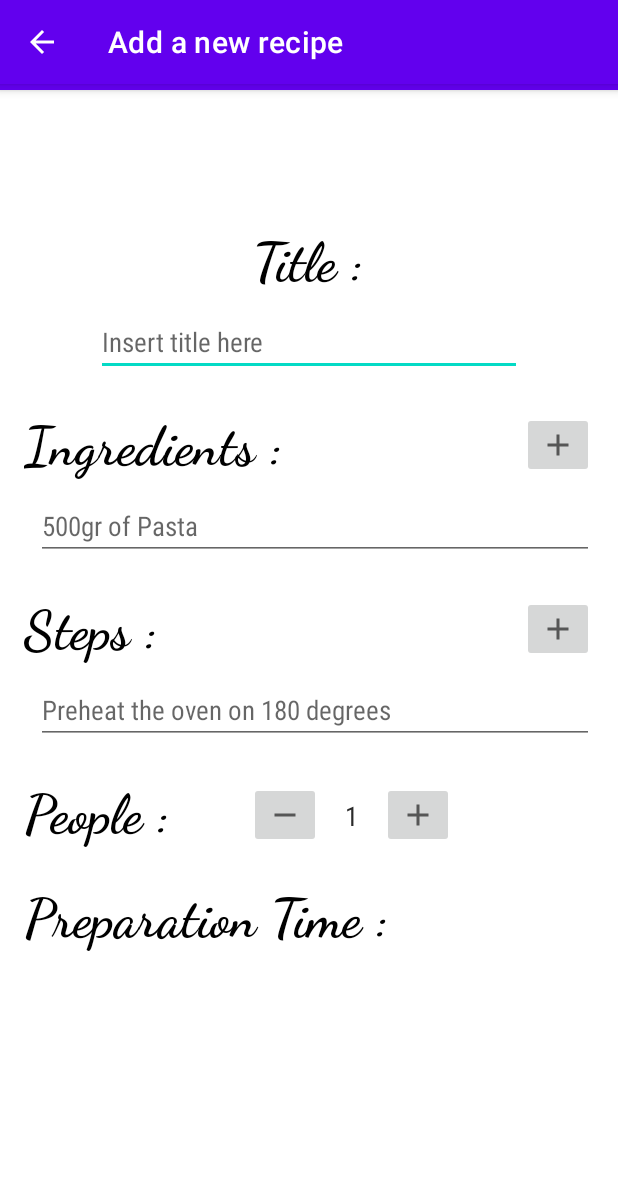
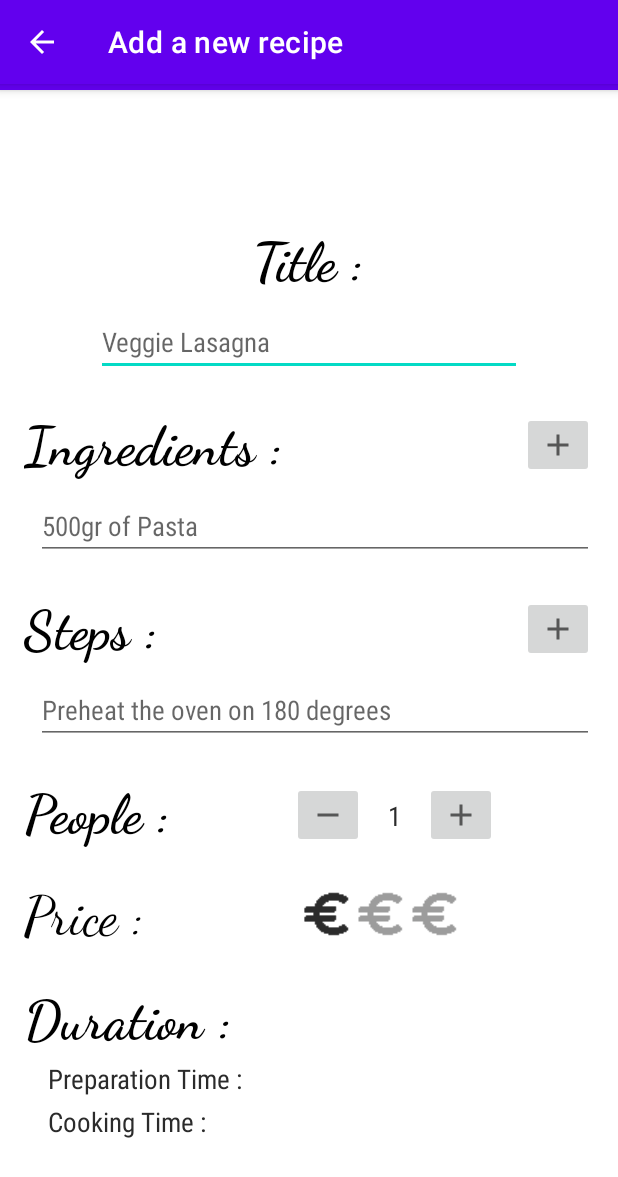
Before and after one commit to Aryssimon/CookBook, an Android app: the AddActivity screen opened directly, with no data from a screen before it, on a phone screen of 412 x 824 dp. Shown: the top 1177 px of the screen. Run offline under Robolectric (Android 15) with nearby library versions, the phone set to English and light mode, and no system bars.

Commit message:
adding a rating bar for price choosing

```diff
--- /dev/null
+++ b/app/src/main/res/drawable/euro_rating_bar.xml
@@ -0,0 +1,8 @@
+<?xml version="1.0" encoding="utf-8"?>
+<layer-list xmlns:android="http://schemas.android.com/apk/res/android">
+    <item android:id="@android:id/background"
+        android:drawable="@drawable/euro_icon_lightgrey"/>
+    <item android:id="@android:id/progress"
+        android:drawable="@drawable/euro_icon_darkgrey"/>
+
+</layer-list>
--- a/app/src/main/res/layout/activity_add.xml
+++ b/app/src/main/res/layout/activity_add.xml
@@ -3,7 +3,7 @@
     xmlns:app="http://schemas.android.com/apk/res-auto"
     xmlns:tools="http://schemas.android.com/tools"
     android:layout_width="match_parent"
-    android:layout_height="wrap_content"
+    android:layout_height="match_parent"
     android:fitsSystemWindows="true"
     tools:context=".AddActivity">
 
@@ -179,7 +179,6 @@
                 android:textSize="18sp"
                 app:layout_constraintBottom_toBottomOf="@+id/increase_people"
                 app:layout_constraintEnd_toEndOf="parent"
-                app:layout_constraintHorizontal_bias="0.4"
                 app:layout_constraintStart_toEndOf="@+id/add_people"
                 app:layout_constraintTop_toTopOf="@+id/increase_people" />
 
@@ -204,18 +203,72 @@
                 app:srcCompat="@drawable/ic_baseline_remove_24" />
 
             <TextView
-                android:id="@+id/textView6"
+                android:id="@+id/add_duration"
                 android:layout_width="wrap_content"
                 android:layout_height="wrap_content"
                 android:layout_marginStart="16dp"
                 android:layout_marginTop="24dp"
                 android:fontFamily="cursive"
-                android:text="@string/add_preparation_time"
+                android:text="@string/add_duration"
                 android:textColor="@color/black"
                 android:textSize="36sp"
                 android:textStyle="bold"
                 app:layout_constraintStart_toStartOf="parent"
+                app:layout_constraintTop_toBottomOf="@+id/add_price" />
+
+            <TextView
+                android:id="@+id/add_preparation_time"
+                android:layout_width="wrap_content"
+                android:layout_height="wrap_content"
+                android:layout_marginStart="32dp"
+                android:layout_marginTop="4dp"
+                android:fontFamily="sans-serif-condensed"
+                android:text="@string/add_preparation_time"
+                android:textColor="@color/dark_gray"
+                android:textSize="18sp"
+                app:layout_constraintStart_toStartOf="parent"
+                app:layout_constraintTop_toBottomOf="@+id/add_duration" />
+
+            <TextView
+                android:id="@+id/add_cooking_time"
+                android:layout_width="wrap_content"
+                android:layout_height="wrap_content"
+                android:layout_marginStart="32dp"
+                android:layout_marginTop="4dp"
+                android:fontFamily="sans-serif-condensed"
+                android:text="@string/add_cooking_time"
+                android:textColor="@color/dark_gray"
+                android:textSize="18sp"
+                app:layout_constraintStart_toStartOf="parent"
+                app:layout_constraintTop_toBottomOf="@+id/add_preparation_time" />
+
+            <TextView
+                android:id="@+id/add_price"
+                android:layout_width="wrap_content"
+                android:layout_height="wrap_content"
+                android:layout_marginStart="16dp"
+                android:layout_marginTop="24dp"
+                android:fontFamily="cursive"
+                android:text="@string/add_price"
+                android:textColor="@color/black"
+                android:textSize="36sp"
+                app:layout_constraintStart_toStartOf="parent"
                 app:layout_constraintTop_toBottomOf="@+id/add_people" />
+
+            <RatingBar
+                android:id="@+id/ratingBar"
+                style="@style/Widget.AppCompat.RatingBar"
+                android:layout_width="wrap_content"
+                android:layout_height="0dp"
+                android:layout_marginTop="2dp"
+                android:numStars="3"
+                android:progressDrawable="@drawable/euro_rating_bar"
+                android:rating="1"
+                android:stepSize="1"
+                app:layout_constraintBottom_toBottomOf="@+id/add_price"
+                app:layout_constraintEnd_toEndOf="parent"
+                app:layout_constraintStart_toEndOf="@+id/add_price"
+                app:layout_constraintTop_toTopOf="@+id/add_price" />
 
         </androidx.constraintlayout.widget.ConstraintLayout>
     </androidx.core.widget.NestedScrollView>
--- a/app/src/main/res/values/strings.xml
+++ b/app/src/main/res/values/strings.xml
@@ -26,15 +26,18 @@
     // Add Activity
     <string name="add_activity_title">Add a new recipe</string>
     <string name="add_title">Title :</string>
-    <string name="add_insert_title">Insert title here</string>
+    <string name="add_insert_title">Veggie Lasagna</string>
     <string name="add_ingredients">Ingredients :</string>
     <string name="insert_ingredients">500gr of Pasta</string>
     <string name="add_steps">Steps :</string>
     <string name="insert_steps">Preheat the oven on 180 degrees</string>
     <string name="add_people">People :</string>
     <string name="add_people_starting_value">1</string>
+
+    <string name="add_duration">Duration :</string>
     <string name="add_preparation_time">Preparation Time :</string>
     <string name="add_cooking_time">Cooking Time :</string>
+
     <string name="add_price">Price :</string>
 
 
```
Also changed, not shown: app/src/main/euro_icon_darkgrey.png (added), app/src/main/euro_icon_lightgrey.png (added), app/src/main/res/drawable-v24/euro_icon_darkgrey.png (added), app/src/main/res/drawable-v24/euro_icon_lightgrey.png (added).
